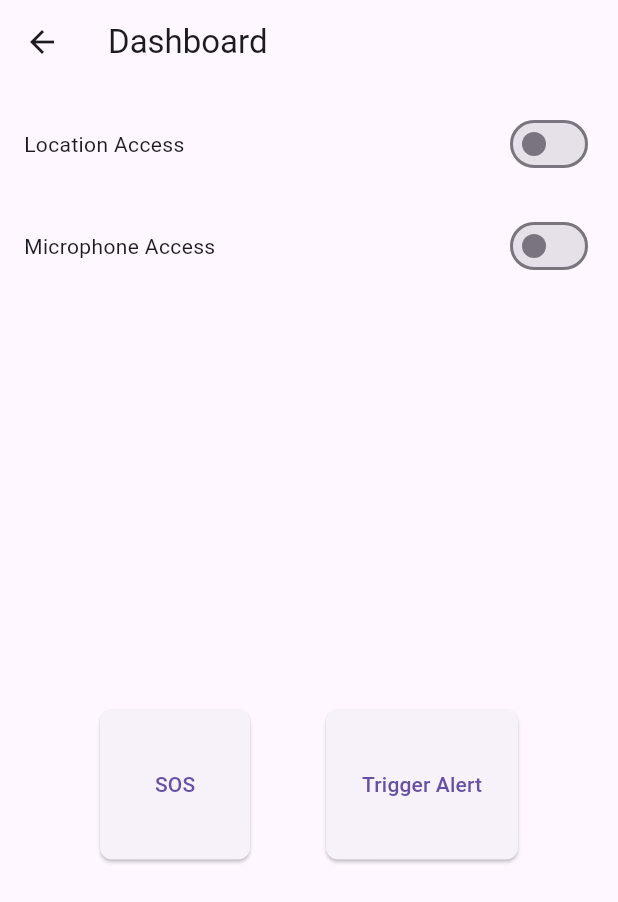
After one commit to therishiagarwal/Aegis-Alert, a Flutter app: the screen it shows after launch, after a tap on "Go to Dashboard", on a phone screen of 412 x 824 dp. The commit adds this screen. Shown: the top 902 px of the screen. Run offline on Flutter 3.47's test engine with Material 3 defaults, Android fonts, the phone set to English and light mode, and no system bars; our stand-ins replace firebase_auth, firebase_core; accounts and stored records are empty.

Commit message:
added dashboard frontend

```diff
--- /dev/null
+++ b/lib/dashboard_page.dart
@@ -0,0 +1,92 @@
+import 'package:flutter/material.dart';
+
+class DashboardPage extends StatefulWidget {
+  @override
+  _DashboardPageState createState() => _DashboardPageState();
+}
+
+class _DashboardPageState extends State<DashboardPage> {
+  bool isLocationEnabled = false;
+  bool isMicrophoneEnabled = false;
+
+  @override
+  Widget build(BuildContext context) {
+    return Scaffold(
+      appBar: AppBar(
+        title: Text('Dashboard'),
+      ),
+      body: Padding(
+        padding: const EdgeInsets.all(16.0),
+        child: Column(
+          crossAxisAlignment: CrossAxisAlignment.center,
+          children: [
+            // Location Toggle Button
+            Row(
+              mainAxisAlignment: MainAxisAlignment.spaceBetween,
+              children: [
+                Text('Location Access'),
+                Switch(
+                  value: isLocationEnabled,
+                  onChanged: (value) {
+                    setState(() {
+                      isLocationEnabled = value;
+                    });
+                  },
+                ),
+              ],
+            ),
+            SizedBox(height: 20),
+            // Microphone Toggle Button
+            Row(
+              mainAxisAlignment: MainAxisAlignment.spaceBetween,
+              children: [
+                Text('Microphone Access'),
+                Switch(
+                  value: isMicrophoneEnabled,
+                  onChanged: (value) {
+                    setState(() {
+                      isMicrophoneEnabled = value;
+                    });
+                  },
+                ),
+              ],
+            ),
+            SizedBox(height: 50),
+            // Square Buttons
+            Expanded(
+              child: Row(
+                mainAxisAlignment: MainAxisAlignment.spaceEvenly,
+                children: [
+                  ElevatedButton(
+                    onPressed: () {
+                      // Implement SOS functionality
+                    },
+                    style: ElevatedButton.styleFrom(
+                      minimumSize: Size(100, 100), // Square size
+                      shape: RoundedRectangleBorder(
+                        borderRadius: BorderRadius.circular(8),
+                      ),
+                    ),
+                    child: Text('SOS'),
+                  ),
+                  ElevatedButton(
+                    onPressed: () {
+                      // Implement Trigger Alert functionality
+                    },
+                    style: ElevatedButton.styleFrom(
+                      minimumSize: Size(100, 100), // Square size
+                      shape: RoundedRectangleBorder(
+                        borderRadius: BorderRadius.circular(8),
+                      ),
+                    ),
+                    child: Text('Trigger Alert'),
+                  ),
+                ],
+              ),
+            ),
+          ],
+        ),
+      ),
+    );
+  }
+}
--- a/lib/landing_page.dart
+++ b/lib/landing_page.dart
@@ -7,7 +7,10 @@ class LandingPage extends StatelessWidget {
       appBar: AppBar(
         title: Text('Welcome'),
       ),
-      body: Center(
+      body: Column(
+        children: [
+          Expanded(
+            child: Center(
               child: Column(
                 mainAxisAlignment: MainAxisAlignment.center,
                 children: [
@@ -24,8 +27,27 @@ class LandingPage extends StatelessWidget {
                     },
                     child: Text('Signup'),
                   ),
+                  SizedBox(height: 20),
+                  ElevatedButton(
+                    onPressed: () {
+                      // Implement the navigation to the Government Verified ID signup page
+                    },
+                    child: Text('Signup with Govt. Verified ID'),
+                  ),
                 ],
               ),
+            ),
+          ),
+          Padding(
+            padding: const EdgeInsets.only(bottom: 30.0), // Optional padding
+            child: ElevatedButton(
+              onPressed: () {
+                Navigator.pushNamed(context, '/dashboard');
+              },
+              child: Text('Go to Dashboard'),
+            ),
+          ),
+        ],
       ),
     );
   }
--- a/lib/main.dart
+++ b/lib/main.dart
@@ -1,9 +1,14 @@
+// main.dart
 import 'package:flutter/material.dart';
 import 'landing_page.dart';
 import 'login_page.dart';
 import 'signup_page.dart';
+import 'dashboard_page.dart';
+import 'package:firebase_core/firebase_core.dart';
 
-void main() {
+void main() async {
+  WidgetsFlutterBinding.ensureInitialized();
+  await Firebase.initializeApp();
   runApp(MyApp());
 }
 
@@ -19,6 +24,7 @@ class MyApp extends StatelessWidget {
       routes: {
         '/login': (context) => LoginPage(),
         '/signup': (context) => SignupPage(),
+        '/dashboard': (context) => DashboardPage(), // Add this route
       },
     );
   }
```
Also changed, not shown: lib/govt_verified_signup_page.dart (added, +15 -0 lines), lib/login_page.dart (+129 -3 lines). Lines whose indentation alone changed are shown as unchanged.
